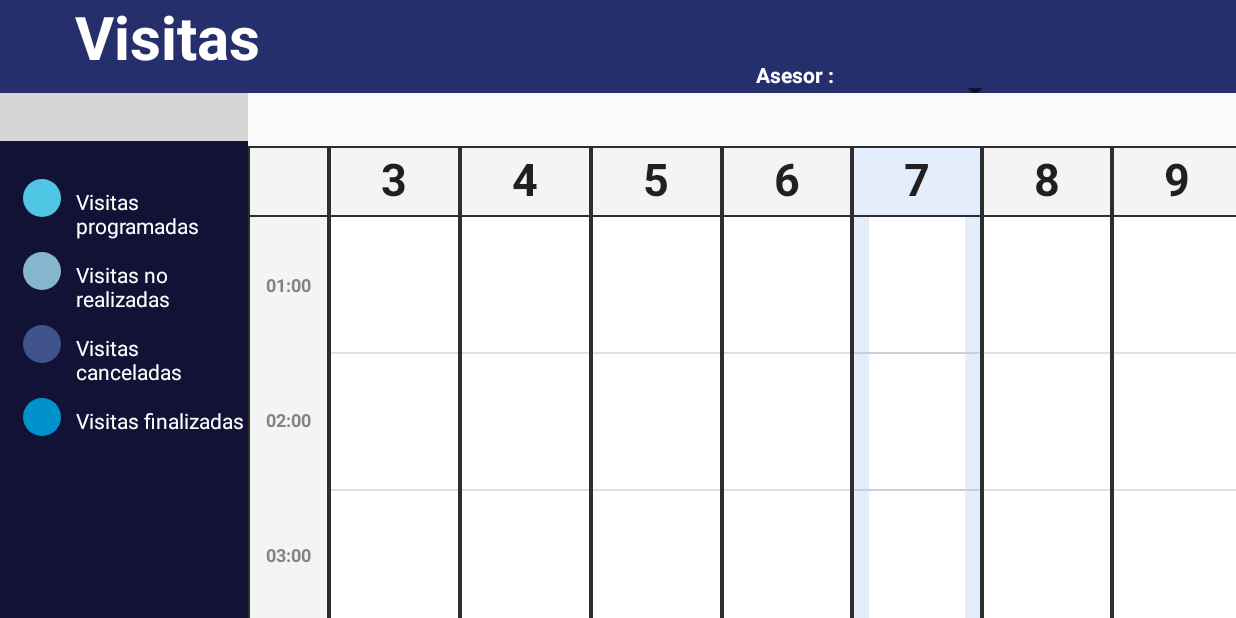
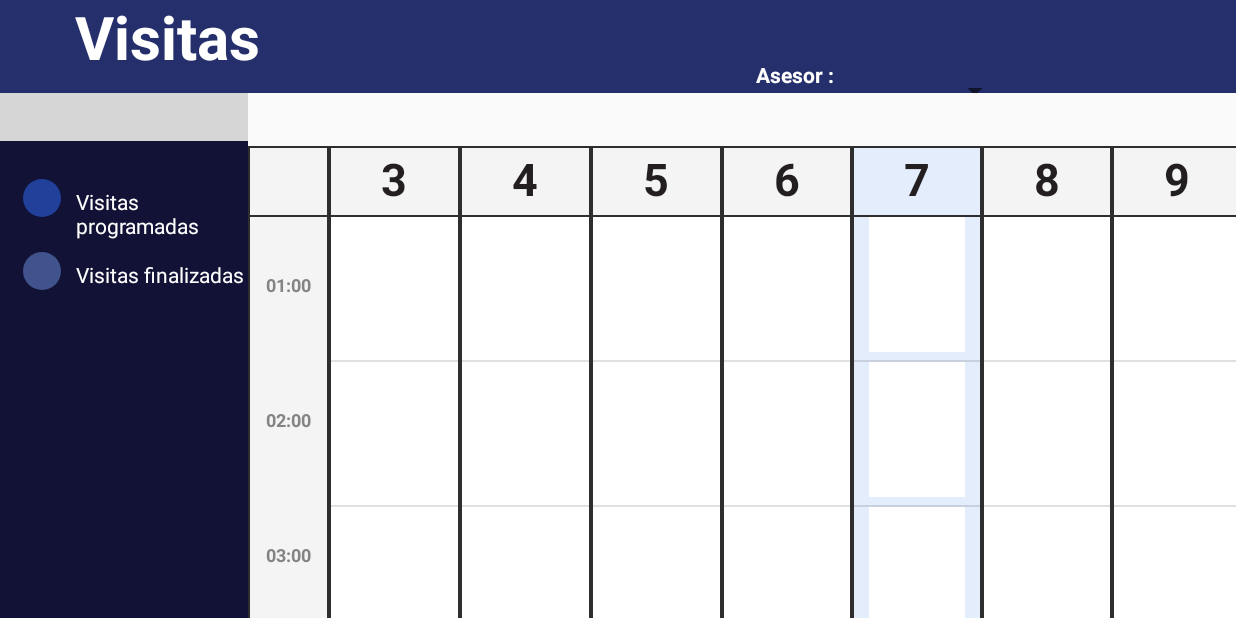
Before and after one commit to ederpadilla/DemoBmb, an Android app: the CalendarActivity screen opened directly, with no data from a screen before it, on a phone screen of 824 x 412 dp (held sideways). Run offline under Robolectric (Android 15) with nearby library versions, the phone set to English and light mode, and no system bars; our stand-ins replace CircleImageView; libraries missing offline, so code that uses them is left out: com.jaredrummler.materialspinner, com.prolificinteractive.materialcalendarview, io.realm; plain views replace MaterialCalendarView, MaterialSpinner; 13 statements that could not run were skipped; grey boxes are pictures that could not be loaded.

```diff
--- a/app/build.gradle
+++ b/app/build.gradle
@@ -25,7 +25,7 @@ dependencies {
     testCompile 'junit:junit:4.12'
 
     compile 'com.android.support:appcompat-v7:23.3.0'
-    compile 'com.prolificinteractive:material-calendarview:1.2.0'
+    compile 'com.prolificinteractive:material-calendarview:1.4.0'
     compile 'io.realm:realm-android:0.86.1'
     compile 'de.hdodenhof:circleimageview:2.0.0'
     compile 'com.github.gcacace:signature-pad:1.1.0'
--- a/app/src/main/java/eder/padilla/personal/works/redhabitat20/adapters/AdaptadorVisitas.java
+++ b/app/src/main/java/eder/padilla/personal/works/redhabitat20/adapters/AdaptadorVisitas.java
@@ -13,7 +13,9 @@ import java.util.ArrayList;
 import eder.padilla.personal.works.redhabitat20.R;
 import eder.padilla.personal.works.redhabitat20.modelos.Visita;
 
-/**This class will select the behavior of our recycler views.**/
+/**
+ * This class will select the behavior of our recycler views.
+ **/
 public class AdaptadorVisitas
         extends RecyclerView.Adapter<AdaptadorVisitas.TitularesViewHolder>
         implements View.OnClickListener {
@@ -21,50 +23,25 @@ public class AdaptadorVisitas
     private View.OnClickListener listener;
     private ArrayList<Visita> datos;
     private Context context;
-    /**Here its gonna we going to declare the views we gonna use in our recyclerviews .**/
-    public static class TitularesViewHolder
-            extends RecyclerView.ViewHolder {
 
-        private TextView txtTitulo;
-        private TextView txtSubtitulo;
-        private View mContainer;
+    /**
+     * Here its gonna we going to declare the views we gonna use in our recyclerviews .
+     **/
 
-        public TitularesViewHolder(View itemView) {
-            super(itemView);
-
-            txtTitulo = (TextView) itemView.findViewById(R.id.LblTitulo);
-            txtSubtitulo = (TextView) itemView.findViewById(R.id.LblSubTitulo);
-            mContainer = itemView.findViewById(R.id.layout_container);
-        }
-
-        /**Set text to the headers and also set the background .**/
-        public void bindTitular(Visita t) {
-            txtTitulo.setText(t.getNombre());
-            txtSubtitulo.setText(t.getDireccion());
-            if (t.getTipo().trim().equalsIgnoreCase("programada")) {
-                mContainer.setBackgroundColor(mContainer.getResources().getColor(R.color.visita_programada));
-            }else if(t.getTipo().trim().equalsIgnoreCase("norealizada")){
-                mContainer.setBackgroundColor(mContainer.getResources().getColor(R.color.visita_no_realizada));
-            }else if(t.getTipo().trim().equalsIgnoreCase("cancelada")){
-                mContainer.setBackgroundColor(mContainer.getResources().getColor(R.color.visita_cancelada));
-            }else if(t.getTipo().trim().equalsIgnoreCase("finalizada")){
-                mContainer.setBackgroundColor(mContainer.getResources().getColor(R.color.visitas_finalizadas));
-            }else {
-                mContainer.setBackgroundColor(mContainer.getResources().getColor(R.color.white));
-            }
-        }
-    }
 
     public AdaptadorVisitas(ArrayList<Visita> datos, Context context) {
         this.datos = datos;
         this.context = context;
     }
-    /**Set the view that its gonna inflate inside the Recycler View.**/
+
+    /**
+     * Set the view that its gonna inflate inside the Recycler View.
+     **/
     @Override
     public TitularesViewHolder onCreateViewHolder(ViewGroup viewGroup, int viewType) {
         View itemView = LayoutInflater.from(viewGroup.getContext())
                 .inflate(R.layout.visita, viewGroup, false);
-        itemView.setOnClickListener(this);
+
         TitularesViewHolder titularesViewHolder = new TitularesViewHolder(itemView);
         return titularesViewHolder;
     }
@@ -72,7 +49,6 @@ public class AdaptadorVisitas
     @Override
     public void onBindViewHolder(TitularesViewHolder viewHolder, int pos) {
         Visita item = datos.get(pos);
-
         viewHolder.bindTitular(item);
     }
 
@@ -87,7 +63,43 @@ public class AdaptadorVisitas
 
     @Override
     public void onClick(View view) {
+        Log.i("myLog", "clck");
         if (listener != null)
             listener.onClick(view);
+
+    }
+
+    public class TitularesViewHolder
+            extends RecyclerView.ViewHolder {
+        private View rootView;
+        private TextView txtTitulo;
+        private TextView txtSubtitulo;
+        private View mContainer;
+
+        public TitularesViewHolder(View itemView) {
+            super(itemView);
+            rootView = itemView;
+            txtTitulo = (TextView) itemView.findViewById(R.id.LblTitulo);
+            txtSubtitulo = (TextView) itemView.findViewById(R.id.LblSubTitulo);
+            mContainer = itemView.findViewById(R.id.layout_container);
+
+        }
+
+        /**
+         * Set text to the headers and also set the background .
+         **/
+        public void bindTitular(Visita visita) {
+            Log.e("myLog", "bindTitular");
+            txtTitulo.setText(visita.getNombre());
+            txtSubtitulo.setText(visita.getDireccion());
+            if (visita.getTipo().trim().equalsIgnoreCase("programada")) {
+                mContainer.setBackgroundColor(mContainer.getResources().getColor(R.color.visita_programada));
+            } else if (visita.getTipo().trim().equalsIgnoreCase("finalizada")) {
+                mContainer.setBackgroundColor(mContainer.getResources().getColor(R.color.visitas_finalizadas));
+            } else {
+                mContainer.setBackgroundColor(mContainer.getResources().getColor(R.color.white));
+            }
+            rootView.setOnClickListener(AdaptadorVisitas.this);
+        }
     }
 }
--- a/app/src/main/res/drawable/visitas_canceladas.xml
+++ /dev/null
@@ -1,7 +0,0 @@
-<?xml version="1.0" encoding="utf-8"?>
-<shape xmlns:android="http://schemas.android.com/apk/res/android"
-    android:shape="oval">
-    <solid android:color="@color/visitas_canceladas"> </solid>
-    <size android:height="25dp" android:width="25dp" />
-
-</shape>
--- a/app/src/main/res/drawable/visitas_no_realizadas.xml
+++ /dev/null
@@ -1,7 +0,0 @@
-<?xml version="1.0" encoding="utf-8"?>
-<shape xmlns:android="http://schemas.android.com/apk/res/android"
-    android:shape="oval">
-    <solid android:color="@color/visita_no_realizada"> </solid>
-    <size android:height="25dp" android:width="25dp" />
-
-</shape>
--- a/app/src/main/res/layout/activity_calendar.xml
+++ b/app/src/main/res/layout/activity_calendar.xml
@@ -97,7 +97,8 @@
                 app:mcv_headerTextAppearance="@style/CustomTextAppearance"
                 app:mcv_weekDayTextAppearance="@style/CustomTextAppearance"
                 android:layout_height="wrap_content"
-                app:mcv_selectionColor="@color/colorPrimary"/>
+                app:mcv_selectionColor="@color/colorPrimary"
+                app:mcv_firstDayOfWeek="sunday"/>
             <LinearLayout
                 android:layout_width="wrap_content"
                 android:layout_height="wrap_content"
@@ -122,53 +123,7 @@
 
             </LinearLayout>
 
-            <LinearLayout
-                android:layout_width="wrap_content"
-                android:layout_height="wrap_content"
-                android:layout_marginLeft="15dp"
-                android:layout_marginTop="8dp"
-                android:orientation="horizontal">
 
-
-                <de.hdodenhof.circleimageview.CircleImageView
-                    android:layout_width="wrap_content"
-                    android:layout_height="wrap_content"
-                    android:background="@drawable/visitas_no_realizadas" />
-
-                <TextView
-                    android:layout_width="wrap_content"
-                    android:layout_height="wrap_content"
-                    android:layout_marginLeft="10dp"
-                    android:layout_marginTop="5dp"
-                    android:text="@string/visitas_no_realizadas"
-                    android:textColor="@color/textovisitas"
-                    android:textSize="@dimen/tamaño_de_visitas" />
-
-            </LinearLayout>
-
-            <LinearLayout
-                android:layout_width="wrap_content"
-                android:layout_height="wrap_content"
-                android:layout_marginLeft="15dp"
-                android:layout_marginTop="8dp"
-                android:orientation="horizontal">
-
-
-                <de.hdodenhof.circleimageview.CircleImageView
-                    android:layout_width="wrap_content"
-                    android:layout_height="wrap_content"
-                    android:background="@drawable/visitas_canceladas" />
-
-                <TextView
-                    android:layout_width="wrap_content"
-                    android:layout_height="wrap_content"
-                    android:layout_marginLeft="10dp"
-                    android:layout_marginTop="5dp"
-                    android:text="@string/visitas_canceladas"
-                    android:textColor="@color/textovisitas"
-                    android:textSize="@dimen/tamaño_de_visitas" />
-
-            </LinearLayout>
             <LinearLayout
                 android:layout_width="wrap_content"
                 android:layout_height="wrap_content"
@@ -309,7 +264,7 @@
                             android:layout_width="wrap_content"
                             android:layout_height="wrap_content"
                             android:text="@string/martes"
-                            android:id="@+id/TercerDiaDelaSemana"
+                            android:id="@+id/tercerDiaDelaSemana"
                             style="@style/DiaDelaSemana"
                             android:textSize="@dimen/dias_de_la_semana" />
 
--- a/app/src/main/res/layout/visita.xml
+++ b/app/src/main/res/layout/visita.xml
@@ -1,41 +1,48 @@
 <?xml version="1.0" encoding="utf-8"?>
+<LinearLayout xmlns:android="http://schemas.android.com/apk/res/android"
+    android:layout_width="match_parent"
+    android:layout_height="90dp"
+    android:layout_marginBottom="5dp"
+    android:layout_marginLeft="10dp"
+    android:layout_marginRight="10dp"
+    android:layout_weight="1"
+    android:gravity="center"
+    android:orientation="vertical">
 
 
-<LinearLayout xmlns:android="http://schemas.android.com/apk/res/android"
-    android:orientation="vertical"
+
+        <LinearLayout
+            android:id="@+id/layout_container"
             android:layout_width="match_parent"
             android:layout_height="90dp"
+            android:layout_marginBottom="5dp"
+            android:layout_marginTop="5dp"
+            android:gravity="center"
+            android:orientation="vertical">
+
+            <TextView
+                android:id="@+id/LblTitulo"
+                android:layout_width="wrap_content"
+                android:layout_height="wrap_content"
+                android:layout_gravity="center"
                 android:layout_marginLeft="10dp"
                 android:layout_marginRight="10dp"
-    android:gravity="center"
-    android:layout_weight="1">
-    <LinearLayout
-        android:id="@+id/layout_container"
-        android:orientation="vertical"
-        android:layout_width="match_parent"
-        android:layout_height="90dp"
-        android:gravity="center"
-        android:layout_marginTop="5dp"
-        android:layout_marginBottom="5dp">
+                android:layout_marginTop="2dp"
+                android:text="NombreDeLaPersona"
+                android:textColor="@color/white"
+                android:textSize="12sp"
+                android:textStyle="bold" />
+
             <TextView
+                android:id="@+id/LblSubTitulo"
                 android:layout_width="wrap_content"
                 android:layout_height="wrap_content"
-            android:textStyle="bold"
-            android:textColor="@color/black"
+                android:layout_gravity="center"
+                android:layout_marginLeft="10dp"
+                android:layout_marginRight="10dp"
                 android:layout_marginTop="2dp"
-            android:layout_gravity="center"
-            android:id="@+id/LblTitulo"
-            android:text="NombreDeLaPersona"
-            android:textSize="12sp"/>
-        <TextView
-            android:layout_width="wrap_content"
-            android:layout_height="wrap_content"
-            android:textStyle="bold"
-            android:textColor="@color/black"
-            android:id="@+id/LblSubTitulo"
-            android:layout_marginTop="2dp"
-            android:layout_gravity="center"
                 android:text="Dirección"
-            android:textSize="12sp"/>
+                android:textColor="@color/white"
+                android:textSize="12sp" />
         </LinearLayout>
 </LinearLayout>
--- a/app/src/main/res/values/colors.xml
+++ b/app/src/main/res/values/colors.xml
@@ -8,7 +8,6 @@
     <color name="yellow_egg">#FDBB16</color>
     <color name="king_blue">#252F6B</color>
     <color name="black">#231f20</color>
-    <color name="visitas_canceladas">#41538C</color>
     <color name="white">#ffffff</color>
     <color name="blue_marine">#111235</color>
     <color name="blue_smurf">#21409A</color>
@@ -18,10 +17,8 @@
     <color name="titulo_asesor">#e74d27</color>
     <color name="nombre_asesor">#a3a1a1</color>
     <color name="titulo_dialogo_firma">#e6e4e4</color>
-    <color name="visita_programada">#4EC6E4</color>
-    <color name="visita_no_realizada">#84b6ce</color>
-    <color name="visita_cancelada">#204496</color>
-    <color name="visitas_finalizadas">#0092cc</color>
+    <color name="visita_programada">#21409A</color>
+    <color name="visitas_finalizadas">#41538C</color>
     <color name="textovisitas">#ffffff</color>
     <color name="horas">#848484</color>
     <color name="rojo_Intenso">#ff0909</color>
--- a/app/src/main/res/values/strings.xml
+++ b/app/src/main/res/values/strings.xml
@@ -10,8 +10,6 @@
     <!--Actividad Calendario-->
     <string name="visitas">Visitas</string>
     <string name="visitas_programadas">Visitas programadas</string>
-    <string name="visitas_no_realizadas">Visitas no realizadas</string>
-    <string name="visitas_canceladas">Visitas canceladas</string>
     <string name="visitas_finalizadas">Visitas finalizadas</string>
     <string name="lunes">Lunes</string>
     <string name="martes">Martes</string>
```
Also changed, not shown: app/src/main/java/eder/padilla/personal/works/redhabitat20/Activitys/MainActivity.java (+5 -24 lines), app/src/main/java/eder/padilla/personal/works/redhabitat20/Modelos/Visita.java (+9 -5 lines), app/src/main/res/layout/horario.xml (deleted, +0 -392 lines), app/src/main/res/layout/visita_cancelada.xml (deleted, +0 -46 lines), app/src/main/res/layout/visita_no_realizada.xml (deleted, +0 -46 lines). Lines whose indentation alone changed are shown as unchanged.
